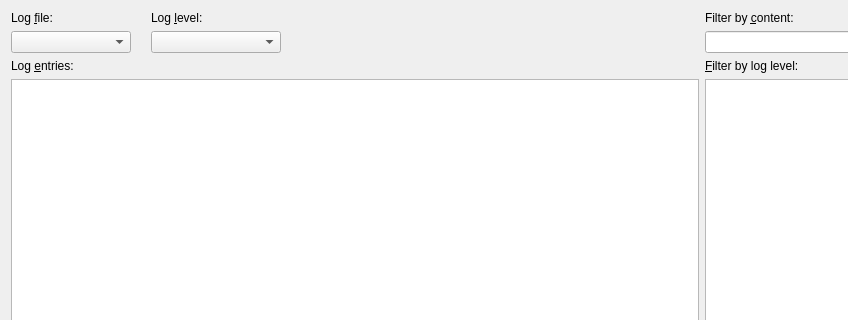
d1vanov/quentier, file src/widgets/LogViewerWidget.ui: the form before one commit; both pictures show x 0 to 848 and y 0 to 320 of the 936 by 448 pixel window.
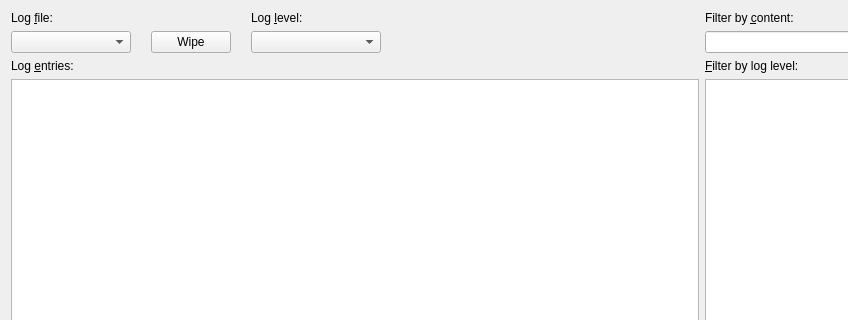
The form after the commit. Icons and pictures are not drawn.

```diff
--- a/src/widgets/LogViewerWidget.ui
+++ b/src/widgets/LogViewerWidget.ui
@@ -29,7 +29,7 @@
        </property>
       </widget>
      </item>
-     <item row="1" column="1">
+     <item row="1" column="2">
       <widget class="QComboBox" name="logLevelComboBox">
        <property name="sizePolicy">
         <sizepolicy hsizetype="Fixed" vsizetype="Fixed">
@@ -51,7 +51,7 @@
        </property>
       </widget>
      </item>
-     <item row="0" column="1">
+     <item row="0" column="2">
       <widget class="QLabel" name="logLevelLabel">
        <property name="text">
         <string>Log &amp;level:</string>
@@ -77,7 +77,7 @@
        </property>
       </widget>
      </item>
-     <item row="1" column="2">
+     <item row="1" column="3">
       <spacer name="logFileAndLevelHorizontalSpacer">
        <property name="orientation">
         <enum>Qt::Horizontal</enum>
@@ -93,6 +93,16 @@
        </property>
       </spacer>
      </item>
+     <item row="1" column="1">
+      <widget class="QPushButton" name="logFileWipePushButton">
+       <property name="text">
+        <string>Wipe</string>
+       </property>
+       <property name="icon">
+        <iconset theme="edit-delete"/>
+       </property>
+      </widget>
+     </item>
     </layout>
    </item>
    <item row="0" column="1">
```
